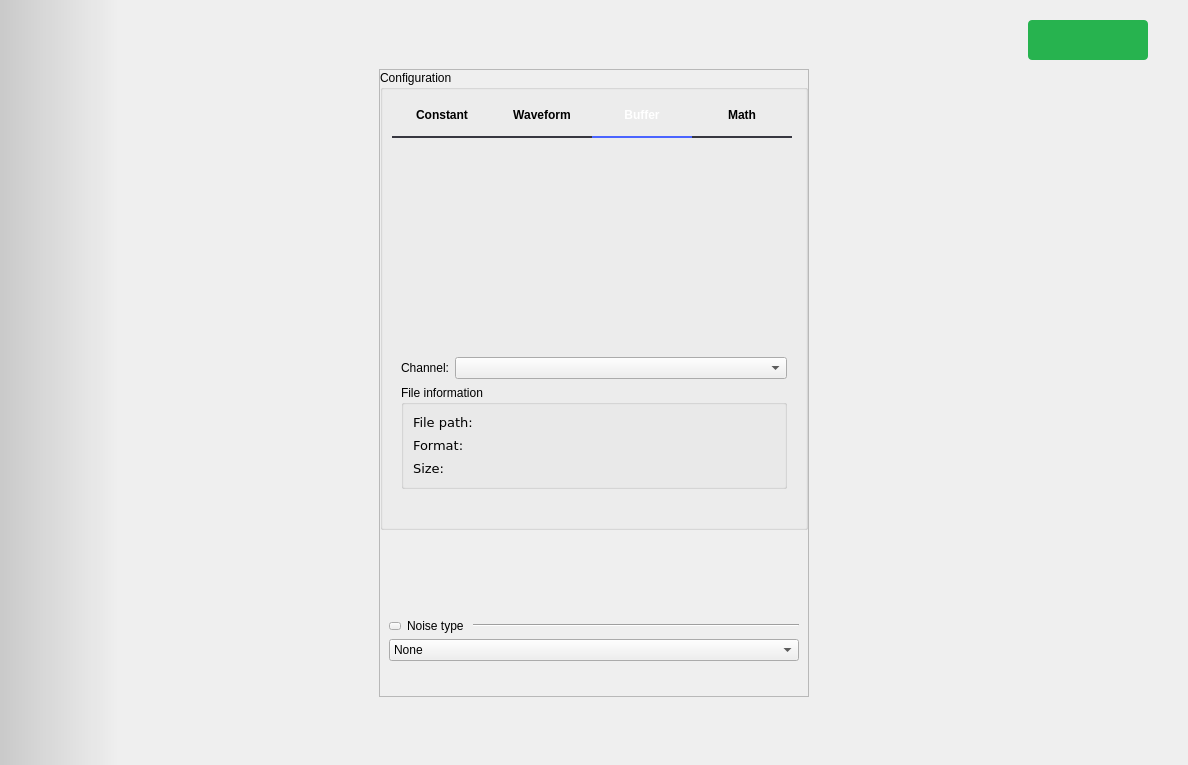
analogdevicesinc/scopy, file ui/signal_generator.ui: the form before one commit.
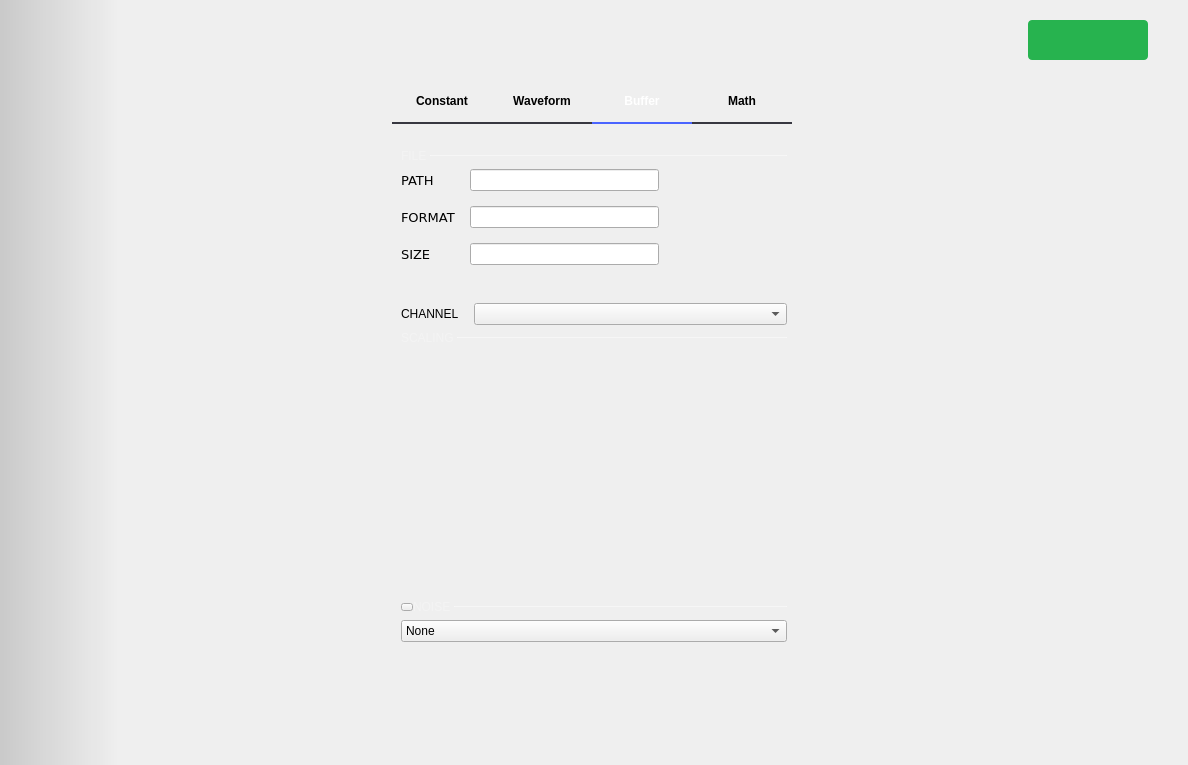
The form after the commit. The open tabs and pages were chosen to show the change. Icons and pictures are not drawn. Custom widgets are drawn as their Qt base class.

Commit message: SignalGenerator: applied UI fixes

The edit to the form file:
```diff
--- a/ui/signal_generator.ui
+++ b/ui/signal_generator.ui
@@ -149,11 +149,20 @@
            </sizepolicy>
           </property>
           <layout class="QVBoxLayout" name="verticalLayout_7">
+           <property name="spacing">
+            <number>0</number>
+           </property>
+           <property name="leftMargin">
+            <number>20</number>
+           </property>
            <property name="topMargin">
-            <number>9</number>
+            <number>25</number>
+           </property>
+           <property name="rightMargin">
+            <number>20</number>
            </property>
            <property name="bottomMargin">
-            <number>0</number>
+            <number>20</number>
            </property>
            <item>
             <widget class="QScrollArea" name="scrollArea">
@@ -163,6 +172,15 @@
                <verstretch>0</verstretch>
               </sizepolicy>
              </property>
+             <property name="frameShape">
+              <enum>QFrame::NoFrame</enum>
+             </property>
+             <property name="frameShadow">
+              <enum>QFrame::Sunken</enum>
+             </property>
+             <property name="lineWidth">
+              <number>0</number>
+             </property>
              <property name="horizontalScrollBarPolicy">
               <enum>Qt::ScrollBarAlwaysOff</enum>
              </property>
@@ -174,8 +192,8 @@
                <rect>
                 <x>0</x>
                 <y>0</y>
-                <width>428</width>
-                <height>615</height>
+                <width>404</width>
+                <height>587</height>
                </rect>
               </property>
               <property name="sizePolicy">
@@ -201,18 +219,6 @@
                 <number>0</number>
                </property>
                <item>
-                <widget class="QGroupBox" name="config_panel">
-                 <property name="sizePolicy">
-                  <sizepolicy hsizetype="Maximum" vsizetype="Maximum">
-                   <horstretch>0</horstretch>
-                   <verstretch>0</verstretch>
-                  </sizepolicy>
-                 </property>
-                 <property name="title">
-                  <string>Configuration</string>
-                 </property>
-                 <layout class="QHBoxLayout" name="horizontalLayout_2">
-                  <item>
                    <widget class="QTabWidget" name="tabWidget">
                     <property name="sizePolicy">
                      <sizepolicy hsizetype="Maximum" vsizetype="Maximum">
@@ -231,15 +237,16 @@
   padding-bottom: 5px;
   font: bold;
 }
+QTabBar::tab:!selected {
+  border-bottom: 2px solid rgba(55, 55, 64);
+  margin-top: 0px;
+}
 QTabBar::tab:selected {
   color: white;
   border-bottom: 2px solid rgba(74, 100, 255);
   margin-top: 0px;
 }
-QTabBar::tab:!selected {
-  border-bottom: 2px solid rgba(55, 55, 64);
-  margin-top: 0px;
-}</string>
+</string>
                     </property>
                     <property name="currentIndex">
                      <number>0</number>
@@ -582,6 +589,129 @@
                       <string>Buffer</string>
                      </attribute>
                      <layout class="QVBoxLayout" name="verticalLayout">
+                   <property name="topMargin">
+                    <number>25</number>
+                   </property>
+                   <item>
+                    <layout class="QHBoxLayout" name="horizontalLayout_10">
+                     <property name="spacing">
+                      <number>0</number>
+                     </property>
+                     <item>
+                      <widget class="QLabel" name="label_6">
+                       <property name="sizePolicy">
+                        <sizepolicy hsizetype="Maximum" vsizetype="Maximum">
+                         <horstretch>0</horstretch>
+                         <verstretch>0</verstretch>
+                        </sizepolicy>
+                       </property>
+                       <property name="styleSheet">
+                        <string notr="true">  QLabel {
+        font-size: 12px;
+        color: rgba(255, 255, 255, 70);
+    }</string>
+                       </property>
+                       <property name="text">
+                        <string>FILE </string>
+                       </property>
+                      </widget>
+                     </item>
+                     <item>
+                      <widget class="Line" name="line_4">
+                       <property name="minimumSize">
+                        <size>
+                         <width>0</width>
+                         <height>1</height>
+                        </size>
+                       </property>
+                       <property name="maximumSize">
+                        <size>
+                         <width>16777215</width>
+                         <height>1</height>
+                        </size>
+                       </property>
+                       <property name="styleSheet">
+                        <string notr="true">border: 1px solid rgba(255, 255, 255, 70);</string>
+                       </property>
+                       <property name="orientation">
+                        <enum>Qt::Horizontal</enum>
+                       </property>
+                      </widget>
+                     </item>
+                    </layout>
+                   </item>
+                   <item>
+                    <layout class="QHBoxLayout" name="horizontalLayout_7">
+                     <property name="spacing">
+                      <number>0</number>
+                     </property>
+                     <property name="topMargin">
+                      <number>0</number>
+                     </property>
+                     <item>
+                      <layout class="QFormLayout" name="formLayout">
+                       <property name="horizontalSpacing">
+                        <number>15</number>
+                       </property>
+                       <property name="verticalSpacing">
+                        <number>15</number>
+                       </property>
+                       <property name="leftMargin">
+                        <number>0</number>
+                       </property>
+                       <property name="rightMargin">
+                        <number>0</number>
+                       </property>
+                       <item row="0" column="0">
+                        <widget class="QLabel" name="label_5">
+                         <property name="font">
+                          <font>
+                           <family>DejaVu Sans</family>
+                           <pointsize>10</pointsize>
+                          </font>
+                         </property>
+                         <property name="text">
+                          <string>PATH</string>
+                         </property>
+                        </widget>
+                       </item>
+                       <item row="0" column="1">
+                        <widget class="QLineEdit" name="label_path"/>
+                       </item>
+                       <item row="1" column="0">
+                        <widget class="QLabel" name="label_9">
+                         <property name="font">
+                          <font>
+                           <family>DejaVu Sans</family>
+                           <pointsize>10</pointsize>
+                          </font>
+                         </property>
+                         <property name="text">
+                          <string>FORMAT</string>
+                         </property>
+                        </widget>
+                       </item>
+                       <item row="1" column="1">
+                        <widget class="QLineEdit" name="label_format"/>
+                       </item>
+                       <item row="2" column="0">
+                        <widget class="QLabel" name="label_7">
+                         <property name="font">
+                          <font>
+                           <family>DejaVu Sans</family>
+                           <pointsize>10</pointsize>
+                          </font>
+                         </property>
+                         <property name="text">
+                          <string>SIZE</string>
+                         </property>
+                        </widget>
+                       </item>
+                       <item row="2" column="1">
+                        <widget class="QLineEdit" name="label_size"/>
+                       </item>
+                      </layout>
+                     </item>
                       <item>
                        <widget class="QPushButton" name="load_file">
                         <property name="sizePolicy">
@@ -614,6 +744,83 @@
                         </property>
                        </widget>
                       </item>
+                    </layout>
+                   </item>
+                   <item>
+                    <layout class="QHBoxLayout" name="horizontalLayout_4">
+                     <property name="spacing">
+                      <number>15</number>
+                     </property>
+                     <item>
+                      <widget class="QLabel" name="label">
+                       <property name="sizePolicy">
+                        <sizepolicy hsizetype="Maximum" vsizetype="Preferred">
+                         <horstretch>0</horstretch>
+                         <verstretch>0</verstretch>
+                        </sizepolicy>
+                       </property>
+                       <property name="text">
+                        <string>CHANNEL</string>
+                       </property>
+                      </widget>
+                     </item>
+                     <item>
+                      <widget class="QComboBox" name="fileChannel">
+                       <property name="currentText">
+                        <string/>
+                       </property>
+                      </widget>
+                     </item>
+                    </layout>
+                   </item>
+                   <item>
+                    <layout class="QHBoxLayout" name="horizontalLayout_2">
+                     <property name="spacing">
+                      <number>0</number>
+                     </property>
+                     <item>
+                      <widget class="QLabel" name="label_4">
+                       <property name="sizePolicy">
+                        <sizepolicy hsizetype="Maximum" vsizetype="Maximum">
+                         <horstretch>0</horstretch>
+                         <verstretch>0</verstretch>
+                        </sizepolicy>
+                       </property>
+                       <property name="styleSheet">
+                        <string notr="true">  QLabel {
+        font-size: 12px;
+        color: rgba(255, 255, 255, 70);
+    }</string>
+                       </property>
+                       <property name="text">
+                        <string>SCALING </string>
+                       </property>
+                      </widget>
+                     </item>
+                     <item>
+                      <widget class="Line" name="line_2">
+                       <property name="minimumSize">
+                        <size>
+                         <width>0</width>
+                         <height>1</height>
+                        </size>
+                       </property>
+                       <property name="maximumSize">
+                        <size>
+                         <width>16777215</width>
+                         <height>1</height>
+                        </size>
+                       </property>
+                       <property name="styleSheet">
+                        <string notr="true">border: 1px solid rgba(255, 255, 255, 70);</string>
+                       </property>
+                       <property name="orientation">
+                        <enum>Qt::Horizontal</enum>
+                       </property>
+                      </widget>
+                     </item>
+                    </layout>
+                   </item>
                       <item>
                        <layout class="QVBoxLayout" name="verticalLayout_8">
                         <property name="bottomMargin">
@@ -707,30 +914,6 @@
                         </item>
                        </layout>
                       </item>
-                      <item>
-                       <layout class="QHBoxLayout" name="horizontalLayout_4">
-                        <item>
-                         <widget class="QLabel" name="label">
-                          <property name="sizePolicy">
-                           <sizepolicy hsizetype="Maximum" vsizetype="Preferred">
-                            <horstretch>0</horstretch>
-                            <verstretch>0</verstretch>
-                           </sizepolicy>
-                          </property>
-                          <property name="text">
-                           <string>Channel:</string>
-                          </property>
-                         </widget>
-                        </item>
-                        <item>
-                         <widget class="QComboBox" name="fileChannel">
-                          <property name="currentText">
-                           <string/>
-                          </property>
-                         </widget>
-                        </item>
-                       </layout>
-                      </item>
                       <item>
                        <widget class="QWidget" name="widget" native="true">
                         <property name="sizePolicy">
@@ -755,121 +938,6 @@
                          <property name="bottomMargin">
                           <number>0</number>
                          </property>
-                         <item>
-                          <widget class="QGroupBox" name="groupBox_3">
-                           <property name="sizePolicy">
-                            <sizepolicy hsizetype="Preferred" vsizetype="Preferred">
-                             <horstretch>0</horstretch>
-                             <verstretch>0</verstretch>
-                            </sizepolicy>
-                           </property>
-                           <property name="title">
-                            <string>File information</string>
-                           </property>
-                           <layout class="QFormLayout" name="formLayout">
-                            <item row="0" column="0">
-                             <widget class="QLabel" name="label_5">
-                              <property name="font">
-                               <font>
-                                <family>DejaVu Sans</family>
-                                <pointsize>10</pointsize>
-                               </font>
-                              </property>
-                              <property name="text">
-                               <string>File path:</string>
-                              </property>
-                             </widget>
-                            </item>
-                            <item row="0" column="1">
-                             <widget class="QLabel" name="label_path">
-                              <property name="sizePolicy">
-                               <sizepolicy hsizetype="Preferred" vsizetype="Preferred">
-                                <horstretch>0</horstretch>
-                                <verstretch>0</verstretch>
-                               </sizepolicy>
-                              </property>
-                              <property name="font">
-                               <font>
-                                <family>DejaVu Sans</family>
-                                <pointsize>10</pointsize>
-                               </font>
-                              </property>
-                              <property name="text">
-                               <string/>
-                              </property>
-                             </widget>
-                            </item>
-                            <item row="1" column="0">
-                             <widget class="QLabel" name="label_9">
-                              <property name="font">
-                               <font>
-                                <family>DejaVu Sans</family>
-                                <pointsize>10</pointsize>
-                               </font>
-                              </property>
-                              <property name="text">
-                               <string>Format:</string>
-                              </property>
-                             </widget>
-                            </item>
-                            <item row="1" column="1">
-                             <widget class="QLabel" name="label_format">
-                              <property name="font">
-                               <font>
-                                <family>DejaVu Sans</family>
-                                <pointsize>10</pointsize>
-                               </font>
-                              </property>
-                              <property name="text">
-                               <string/>
-                              </property>
-                             </widget>
-                            </item>
-                            <item row="2" column="0">
-                             <widget class="QLabel" name="label_7">
-                              <property name="font">
-                               <font>
-                                <family>DejaVu Sans</family>
-                                <pointsize>10</pointsize>
-                               </font>
-                              </property>
-                              <property name="text">
-                               <string>Size:</string>
-                              </property>
-                             </widget>
-                            </item>
-                            <item row="2" column="1">
-                             <widget class="QLabel" name="label_size">
-                              <property name="font">
-                               <font>
-                                <family>DejaVu Sans</family>
-                                <pointsize>10</pointsize>
-                               </font>
-                              </property>
-                              <property name="text">
-                               <string/>
-                              </property>
-                             </widget>
-                            </item>
-                           </layout>
-                          </widget>
-                         </item>
-                         <item>
-                          <spacer name="horizontalSpacer_5">
-                           <property name="orientation">
-                            <enum>Qt::Horizontal</enum>
-                           </property>
-                           <property name="sizeType">
-                            <enum>QSizePolicy::Preferred</enum>
-                           </property>
-                           <property name="sizeHint" stdset="0">
-                            <size>
-                             <width>350</width>
-                             <height>20</height>
-                            </size>
-                           </property>
-                          </spacer>
-                         </item>
                         </layout>
                        </widget>
                       </item>
@@ -918,9 +986,6 @@
                     </widget>
                    </widget>
                   </item>
-                 </layout>
-                </widget>
-               </item>
                <item>
                 <widget class="QWidget" name="wNoise" native="true">
                  <layout class="QVBoxLayout" name="verticalLayout_9">
@@ -940,7 +1005,7 @@
                   <item>
                    <layout class="QHBoxLayout" name="horizontalLayout_8">
                     <property name="spacing">
-                     <number>6</number>
+                     <number>0</number>
                     </property>
                     <property name="topMargin">
                      <number>0</number>
@@ -984,8 +1049,14 @@
                         <verstretch>0</verstretch>
                        </sizepolicy>
                       </property>
+                      <property name="styleSheet">
+                       <string notr="true">  QLabel {
+        font-size: 12px;
+        color: rgba(255, 255, 255, 70);
+    }</string>
+                      </property>
                       <property name="text">
-                       <string>Noise type </string>
+                       <string>NOISE </string>
                       </property>
                      </widget>
                     </item>
@@ -997,6 +1068,21 @@
                         <verstretch>0</verstretch>
                        </sizepolicy>
                       </property>
+                      <property name="minimumSize">
+                       <size>
+                        <width>0</width>
+                        <height>1</height>
+                       </size>
+                      </property>
+                      <property name="maximumSize">
+                       <size>
+                        <width>16777215</width>
+                        <height>1</height>
+                       </size>
+                      </property>
+                      <property name="styleSheet">
+                       <string notr="true">border: 1px solid rgba(255, 255, 255, 70);</string>
+                      </property>
                       <property name="orientation">
                        <enum>Qt::Horizontal</enum>
                       </property>
@@ -1138,18 +1224,18 @@
    <header>menu_anim.hpp</header>
    <container>1</container>
   </customwidget>
-  <customwidget>
-   <class>adiscope::ScaleSpinButton</class>
-   <extends>QWidget</extends>
-   <header>spinbox_a.hpp</header>
-   <container>1</container>
-  </customwidget>
   <customwidget>
    <class>adiscope::PositionSpinButton</class>
    <extends>QWidget</extends>
    <header>spinbox_a.hpp</header>
    <container>1</container>
   </customwidget>
+  <customwidget>
+   <class>adiscope::ScaleSpinButton</class>
+   <extends>QWidget</extends>
+   <header>spinbox_a.hpp</header>
+   <container>1</container>
+  </customwidget>
   <customwidget>
    <class>adiscope::Math</class>
    <extends>QWidget</extends>
```
Left out of the diff: 178 changed lines with no effect on the pictures. Lines whose indentation alone changed are shown as unchanged. The commit also changes 1 other file.
